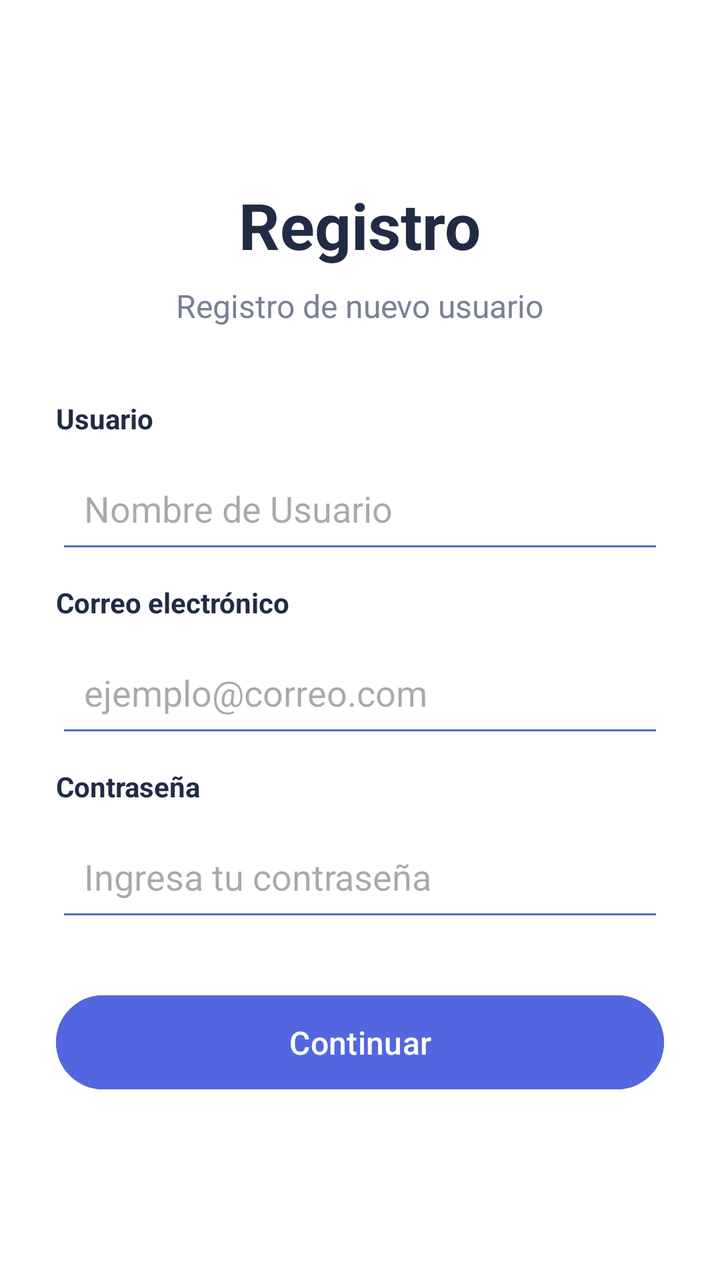
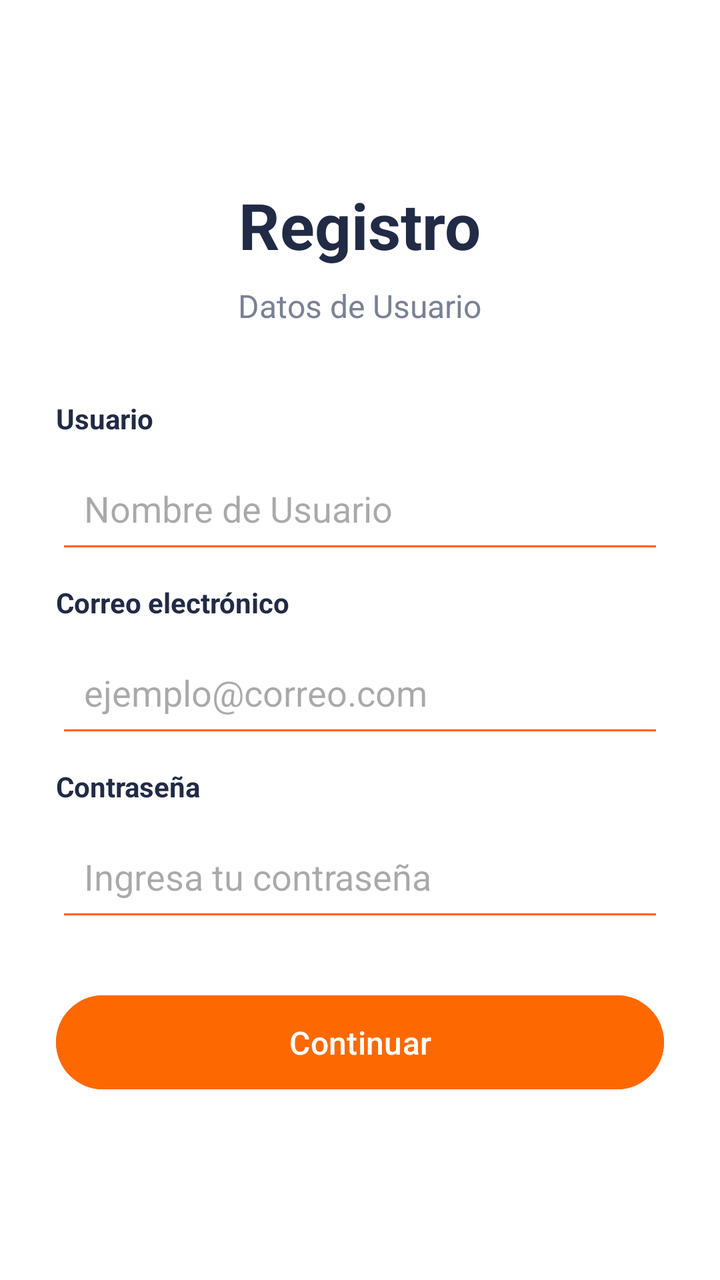

Before-and-after screenshots of an Android layout around one commit, followed by the original layout XML and the change that was made.
<!-- AndroidManifest.xml: application theme Theme.ApexGym -->
<!-- res/layout/fragment_registro.xml -->
<?xml version="1.0" encoding="utf-8"?>
<ScrollView
    xmlns:android="http://schemas.android.com/apk/res/android"
    android:layout_width="match_parent"
    android:layout_height="match_parent"
    android:fillViewport="true"
    android:background="#FFFFFF">

    <LinearLayout
        android:layout_width="match_parent"
        android:layout_height="match_parent"
        android:orientation="vertical"
        android:gravity="center"
        android:padding="28dp">

        <TextView
            android:layout_width="wrap_content"
            android:layout_height="wrap_content"
            android:text="Registro"
            android:textSize="32sp"
            android:textStyle="bold"
            android:textColor="#222B45"
            android:layout_marginBottom="8dp" />

        <TextView
            android:layout_width="wrap_content"
            android:layout_height="wrap_content"
            android:text="Registro de nuevo usuario"
            android:textSize="16sp"
            android:textColor="#7A8194"
            android:layout_marginBottom="36dp" />

        <TextView
            android:layout_width="match_parent"
            android:layout_height="wrap_content"
            android:text="Usuario"
            android:textColor="#222B45"
            android:textStyle="bold"
            android:layout_marginBottom="8dp" />

        <EditText
            android:id="@+id/etUsuario"
            android:layout_width="match_parent"
            android:layout_height="55dp"
            android:hint="Nombre de Usuario"
            android:inputType="textEmailAddress"
            android:padding="14dp"
            android:backgroundTint="#5267DF"
            android:singleLine="true" />

        <TextView
            android:layout_width="match_parent"
            android:layout_height="wrap_content"
            android:text="Correo electrónico"
            android:textColor="#222B45"
            android:textStyle="bold"
            android:layout_marginTop="10dp"
            android:layout_marginBottom="8dp" />

        <EditText
            android:id="@+id/etCorreo"
            android:layout_width="match_parent"
            android:layout_height="55dp"
            android:hint="ejemplo@correo.com"
            android:inputType="textEmailAddress"
            android:padding="14dp"
            android:backgroundTint="#5267DF"
            android:singleLine="true" />

        <TextView
            android:layout_width="match_parent"
            android:layout_height="wrap_content"
            android:text="Contraseña"
            android:textColor="#222B45"
            android:textStyle="bold"
            android:layout_marginTop="10dp"
            android:layout_marginBottom="8dp" />

        <EditText
            android:id="@+id/etContrasena"
            android:layout_width="match_parent"
            android:layout_height="55dp"
            android:hint="Ingresa tu contraseña"
            android:inputType="textPassword"
            android:padding="14dp"
            android:backgroundTint="#5267DF"
            android:singleLine="true" />

        <Button
            android:id="@+id/btnContinuar"
            android:layout_width="match_parent"
            android:layout_height="55dp"
            android:text="Continuar"
            android:textAllCaps="false"
            android:textSize="16sp"
            android:textColor="#FFFFFF"
            android:backgroundTint="#5267DF"
            android:layout_marginTop="28dp" />


    </LinearLayout>

</ScrollView>
<!-- resources referenced by this layout -->
<resources>
  <style name="Theme.ApexGym" parent="Base.Theme.ApexGym" />
  <style name="Base.Theme.ApexGym" parent="Theme.Material3.DayNight.NoActionBar">
          
          
      </style>
</resources>

<!-- the commit's change to res/layout/fragment_registro.xml (unified diff, before → after) -->
@@ -25,7 +25,7 @@
         <TextView
             android:layout_width="wrap_content"
             android:layout_height="wrap_content"
-            android:text="Registro de nuevo usuario"
+            android:text="Datos de Usuario"
             android:textSize="16sp"
             android:textColor="#7A8194"
             android:layout_marginBottom="36dp" />
@@ -42,10 +42,10 @@
             android:id="@+id/etUsuario"
             android:layout_width="match_parent"
             android:layout_height="55dp"
+            android:backgroundTint="#fd6900"
             android:hint="Nombre de Usuario"
             android:inputType="textEmailAddress"
             android:padding="14dp"
-            android:backgroundTint="#5267DF"
             android:singleLine="true" />
 
         <TextView
@@ -61,10 +61,10 @@
             android:id="@+id/etCorreo"
             android:layout_width="match_parent"
             android:layout_height="55dp"
+            android:backgroundTint="#fd6900"
             android:hint="ejemplo@correo.com"
             android:inputType="textEmailAddress"
             android:padding="14dp"
-            android:backgroundTint="#5267DF"
             android:singleLine="true" />
 
         <TextView
@@ -80,22 +80,22 @@
             android:id="@+id/etContrasena"
             android:layout_width="match_parent"
             android:layout_height="55dp"
+            android:backgroundTint="#fd6900"
             android:hint="Ingresa tu contraseña"
             android:inputType="textPassword"
             android:padding="14dp"
-            android:backgroundTint="#5267DF"
             android:singleLine="true" />
 
         <Button
             android:id="@+id/btnContinuar"
             android:layout_width="match_parent"
             android:layout_height="55dp"
+            android:layout_marginTop="28dp"
+            android:backgroundTint="#fd6900"
             android:text="Continuar"
             android:textAllCaps="false"
-            android:textSize="16sp"
             android:textColor="#FFFFFF"
-            android:backgroundTint="#5267DF"
-            android:layout_marginTop="28dp" />
+            android:textSize="16sp" />
 
 
     </LinearLayout>
